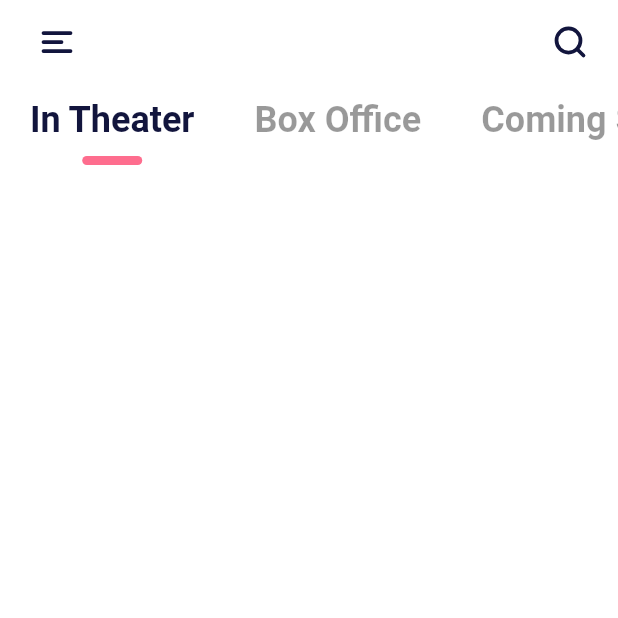
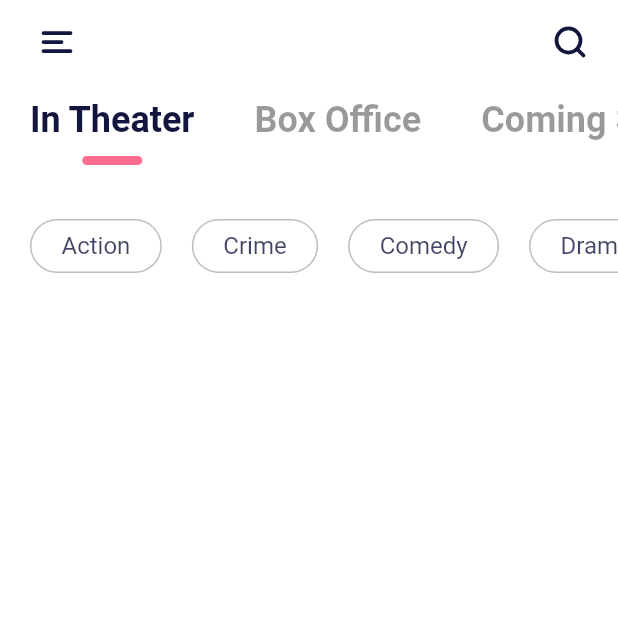
Before and after one commit to TawhidHassan/Netflix-Clone-F-utter, a Flutter app: the screen it shows after launch, on a phone screen of 412 x 824 dp, the top half of it. Run offline on Flutter 3.47's test engine with Material 2 defaults, Android fonts, the phone set to English and light mode, and no system bars; our stand-ins replace flutter_svg.

Commit message:
create category in homne page and aloso genres

```diff
--- /dev/null
+++ b/lib/components/genre_card.dart
@@ -0,0 +1,28 @@
+import 'package:flutter/material.dart';
+
+import '../constants.dart';
+
+class GenreCard extends StatelessWidget {
+  final String genre;
+
+  const GenreCard({Key key, this.genre}) : super(key: key);
+  @override
+  Widget build(BuildContext context) {
+    return Container(
+      alignment: Alignment.center,
+      margin: EdgeInsets.only(left: kDefaultPadding),
+      padding: EdgeInsets.symmetric(
+        horizontal: kDefaultPadding,
+        vertical: kDefaultPadding / 4, // 5 padding top and bottom
+      ),
+      decoration: BoxDecoration(
+        border: Border.all(color: Colors.black26),
+        borderRadius: BorderRadius.circular(20),
+      ),
+      child: Text(
+        genre,
+        style: TextStyle(color: kTextColor.withOpacity(0.8), fontSize: 16),
+      ),
+    );
+  }
+}
--- a/lib/screens/home/components/body.dart
+++ b/lib/screens/home/components/body.dart
@@ -1,6 +1,7 @@
 import 'package:flutter/material.dart';
 
 import 'categories.dart';
+import 'genres.dart';
 
 class Body extends StatelessWidget {
   @override
@@ -8,6 +9,7 @@ class Body extends StatelessWidget {
     return Column(
       children: [
         Categorylist(),
+        Genres(),
       ],
     );
   }
--- /dev/null
+++ b/lib/screens/home/components/genres.dart
@@ -0,0 +1,26 @@
+import 'package:flutter/material.dart';
+import 'package:flutter_netflix/components/genre_card.dart';
+import '../../../constants.dart';
+
+class Genres extends StatelessWidget {
+  @override
+  Widget build(BuildContext context) {
+    List<String> genres = [
+      "Action",
+      "Crime",
+      "Comedy",
+      "Drama",
+      "Horror",
+      "Animation"
+    ];
+    return Container(
+      margin: EdgeInsets.symmetric(vertical: kDefaultPadding / 2),
+      height: 36,
+      child: ListView.builder(
+        scrollDirection: Axis.horizontal,
+        itemCount: genres.length,
+        itemBuilder: (context, index) => GenreCard(genre: genres[index]),
+      ),
+    );
+  }
+}
```
